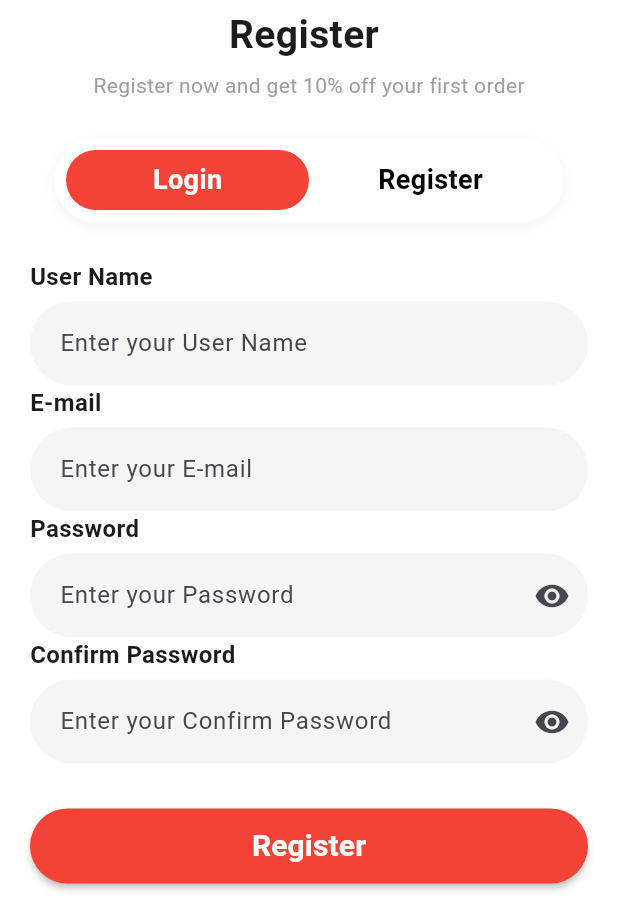
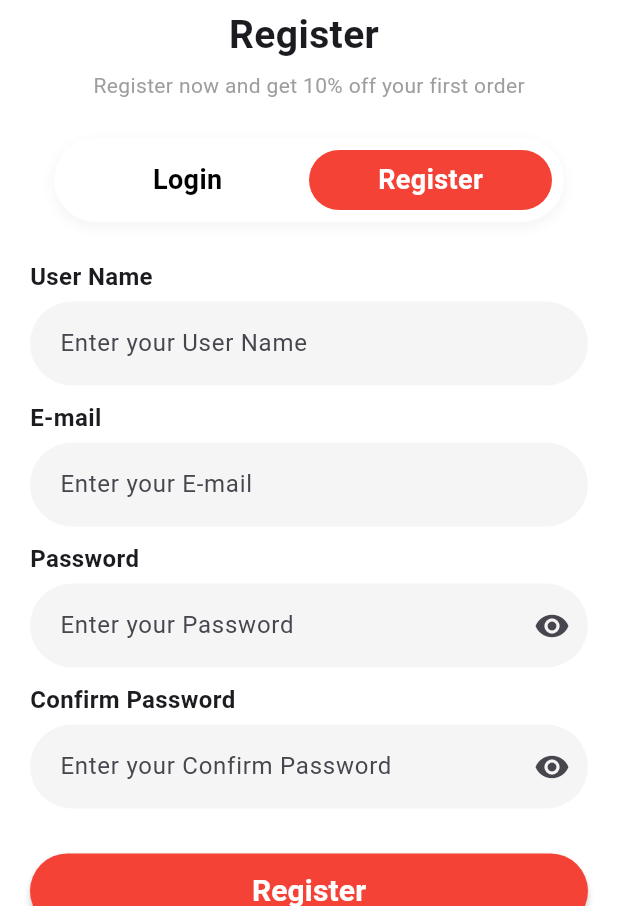
Before and after one commit to ayamohammed910/al_mushrif, a Flutter app: the screen it shows after launch, after a tap on "Register", on a phone screen of 412 x 824 dp, the part 330-1236 px from its top. Run offline on Flutter 3.47's test engine with Material 3 defaults, Android fonts, the phone set to English and light mode, and no system bars.

Commit message:
update auth design app

```diff
--- a/lib/src/features/auth/login_imports.dart
+++ b/lib/src/features/auth/login_imports.dart
@@ -6,7 +6,6 @@ import 'package:al_mushrif/src/features/forget_password/forget_password_imports.
 import 'package:flutter/material.dart';
 
 part 'presentation/screens/auth_screen.dart';
-part 'presentation/widgets/auth_body.dart';
 part 'presentation/widgets/auth_header.dart';
 part 'presentation/widgets/login_radio_buttons_forms.dart';
 part 'presentation/widgets/auth_actions_type.dart';
--- a/lib/src/features/auth/presentation/screens/auth_screen.dart
+++ b/lib/src/features/auth/presentation/screens/auth_screen.dart
@@ -1,10 +1,41 @@
 part of '../../login_imports.dart';
 
-class AuthScreen extends StatelessWidget {
+class AuthScreen extends StatefulWidget {
   const AuthScreen({super.key});
 
   @override
+  State<AuthScreen> createState() => _AuthScreenState();
+}
+
+class _AuthScreenState extends State<AuthScreen> {
+  bool isLoginSelected = false;
+  int _currentTab = 0;
+
+  void _onTabChanged(int index) {
+    setState(() {
+      _currentTab = index;
+    });
+  }
+
+  @override
   Widget build(BuildContext context) {
-    return AuthBody();
+    return Scaffold(
+      backgroundColor: Colors.white,
+      body: SafeArea(
+        child: SingleChildScrollView(
+          padding: EdgeInsets.all(20),
+          child: Column(
+            children: [
+              _currentTab == 0
+                  ? LoginBody(onTabChanged: _onTabChanged)
+                  : RegisterBody(onTabChanged: _onTabChanged),
+
+
+              SizedBox(height: 40),
+            ],
+          ),
+        ),
+      ),
+    );
   }
 }
--- a/lib/src/features/auth/presentation/widgets/auth_actions_type.dart
+++ b/lib/src/features/auth/presentation/widgets/auth_actions_type.dart
@@ -1,47 +1,40 @@
 part of '../../login_imports.dart';
-
 class AuthActionsType extends StatefulWidget {
   final ValueChanged<int>? onTabChanged;
+  final int initIndex;
 
-  const AuthActionsType({super.key, this.onTabChanged});
+  const AuthActionsType({
+    super.key,
+    this.onTabChanged,
+    this.initIndex = 0,
+  });
 
   @override
   State<AuthActionsType> createState() => _AuthActionsTypeState();
 }
 
-class _AuthActionsTypeState extends State<AuthActionsType>
-    with SingleTickerProviderStateMixin {
-  late TabController _tabController;
+class _AuthActionsTypeState extends State<AuthActionsType> {
+  int selectedIndex = 0;
+
   final List<String> tabTitles = ["Login", "Register"];
 
   @override
   void initState() {
     super.initState();
-    _tabController = TabController(length: tabTitles.length, vsync: this);
-
-    _tabController.addListener(() {
-      if (_tabController.indexIsChanging) return; // avoid double calls
-      widget.onTabChanged?.call(_tabController.index);
-      setState(() {}); // rebuild for UI
-    });
-  }
-
-  @override
-  void dispose() {
-    _tabController.dispose();
-    super.dispose();
+    selectedIndex = widget.initIndex;
   }
 
   void _onTabTapped(int index) {
-    setState(() {}); // rebuild for UI
+    setState(() {
+      selectedIndex = index;
+    });
 
-    _tabController.animateTo(index);
+    widget.onTabChanged?.call(index);
   }
 
   @override
   Widget build(BuildContext context) {
     return Container(
-
       margin: EdgeInsets.symmetric(horizontal: 16),
       decoration: BoxDecoration(
         boxShadow: [
@@ -59,7 +52,7 @@ class _AuthActionsTypeState extends State<AuthActionsType>
         padding: const EdgeInsets.all(8.0),
         child: Row(
           children: List.generate(tabTitles.length, (index) {
-            bool selected = _tabController.index == index;
+            bool selected = selectedIndex == index;
 
             return Expanded(
               child: InkWell(
@@ -68,14 +61,16 @@ class _AuthActionsTypeState extends State<AuthActionsType>
                 child: Container(
                   height: 40,
                   decoration: BoxDecoration(
-                    color: selected ? Colors.red: Colors.white,
+                    color: selected ? Colors.red : Colors.white,
                     borderRadius: BorderRadius.circular(50),
                   ),
                   child: Center(
                     child: CustomText(
                       tabTitles[index],
                       textStyle: TextStyle(
-                        color: selected ? Colors.white : Colors.black,fontSize: 18,fontWeight: FontWeight.bold
+                        color: selected ? Colors.white : Colors.black,
+                        fontSize: 18,
+                        fontWeight: FontWeight.bold,
                       ),
                     ),
                   ),
--- a/lib/src/features/auth/presentation/widgets/auth_body.dart
+++ /dev/null
@@ -1,41 +0,0 @@
-part of '../../login_imports.dart';
-
-class AuthBody extends StatefulWidget {
-  const AuthBody({super.key});
-
-  @override
-  State<AuthBody> createState() => _AuthBodyState();
-}
-
-class _AuthBodyState extends State<AuthBody> {
-  bool isLoginSelected = false;
-  int _currentTab = 0;
-
-  void _onTabChanged(int index) {
-    setState(() {
-      _currentTab = index;
-    });
-  }
-
-  @override
-  Widget build(BuildContext context) {
-    return Scaffold(
-      backgroundColor: Colors.white,
-      body: SafeArea(
-        child: SingleChildScrollView(
-          padding: EdgeInsets.all(20),
-          child: Column(
-            children: [
-                _currentTab == 0
-                  ? LoginBody(onTabChanged: _onTabChanged)
-                  : RegisterBody(onTabChanged: _onTabChanged),
-
-
-              SizedBox(height: 40),
-            ],
-          ),
-        ),
-      ),
-    );
-  }
-}
--- a/lib/src/features/auth/presentation/widgets/login_body.dart
+++ b/lib/src/features/auth/presentation/widgets/login_body.dart
@@ -1,4 +1,5 @@
 part of '../../login_imports.dart';
+
 class LoginBody extends StatelessWidget {
   final ValueChanged<int> onTabChanged;
 
@@ -8,15 +9,18 @@ class LoginBody extends StatelessWidget {
   Widget build(BuildContext context) {
     return Column(
       children: [
-        AuthHeader(title: 'Login ', subtitle: "Hello, You are welcome with us!",),
+        AuthHeader(
+          title: 'Login ',
+          subtitle: "Hello, You are welcome with us!",
+        ),
         SizedBox(height: 25),
-        AuthActionsType(onTabChanged: onTabChanged),
+        AuthActionsType(onTabChanged: onTabChanged, initIndex: 0),
         SizedBox(height: 25),
         LoginRadioButtons(),
         SizedBox(height: 30),
         CustomButton(text: "Login", onPressed: () {}),
         SizedBox(height: 20),
-        ForgetPassword()
+        ForgetPassword(),
       ],
     );
   }
--- a/lib/src/features/auth/presentation/widgets/login_radio_buttons_forms.dart
+++ b/lib/src/features/auth/presentation/widgets/login_radio_buttons_forms.dart
@@ -1,4 +1,5 @@
 part of '../../login_imports.dart';
+
 class LoginRadioButtons extends StatefulWidget {
   const LoginRadioButtons({super.key});
 
@@ -18,14 +19,13 @@ class _LoginRadioButtonsState extends State<LoginRadioButtons> {
     return Form(
       key: formKey,
       child: Column(
+        crossAxisAlignment: CrossAxisAlignment.start,
         children: [
-          Align(
-            alignment: Alignment.centerLeft,
-            child: CustomText(
-              "Login with your e-mail address or mobile number",
-              textStyle: TextStyle( fontSize: 14, color: Colors.black87,),
-            ),
+          CustomText(
+            "Login with your e-mail address or mobile number",
+            textStyle: TextStyle(fontSize: 14, color: Colors.black87),
           ),
+
           SizedBox(height: 10),
 
           Row(
@@ -40,7 +40,7 @@ class _LoginRadioButtonsState extends State<LoginRadioButtons> {
               ),
               CustomText(
                 "E-mail Address",
-                textStyle: TextStyle( fontSize: 16,fontWeight: FontWeight.w600),
+                textStyle: TextStyle(fontSize: 16, fontWeight: FontWeight.w600),
               ),
 
               SizedBox(width: 15),
@@ -54,38 +54,31 @@ class _LoginRadioButtonsState extends State<LoginRadioButtons> {
               ),
               CustomText(
                 "Mobile Number",
-                textStyle: TextStyle( fontSize: 16,fontWeight: FontWeight.w600),
+                textStyle: TextStyle(fontSize: 16, fontWeight: FontWeight.w600),
               ),
             ],
           ),
           SizedBox(height: 10),
 
           if (isEmail) ...[
+            CustomText(
+              "E-mail",
+              textStyle: TextStyle(fontSize: 16, fontWeight: FontWeight.w600),
+            ),
 
-            Align(
-              alignment: Alignment.centerLeft,
-              child:  CustomText(
-                "E-mail",
-                textStyle: TextStyle( fontSize: 16,fontWeight: FontWeight.w600),
-              ),
-            ),
             SizedBox(height: 5),
-
 
             CustomTextField(
               hint: "Enter your E-mail",
               controller: emailController,
               obscure: true,
             ),
+          ] else ...[
+            CustomText(
+              "Mobile",
+              textStyle: TextStyle(fontSize: 16, fontWeight: FontWeight.w600),
+            ),
 
-          ] else ...[
-            Align(
-              alignment: Alignment.centerLeft,
-              child:  CustomText(
-                "Mobile",
-                textStyle: TextStyle( fontSize: 16,fontWeight: FontWeight.w600),
-              ),
-            ),
             SizedBox(height: 5),
 
             CustomTextField(
@@ -97,13 +90,11 @@ class _LoginRadioButtonsState extends State<LoginRadioButtons> {
 
           SizedBox(height: 20),
 
-          Align(
-            alignment: Alignment.centerLeft,
-            child:  CustomText(
-              "Password",
-              textStyle: TextStyle( fontSize: 16,fontWeight: FontWeight.w600),
-            ),
+          CustomText(
+            "Password",
+            textStyle: TextStyle(fontSize: 16, fontWeight: FontWeight.w600),
           ),
+
           SizedBox(height: 5),
 
           CustomTextField(
@@ -112,7 +103,6 @@ class _LoginRadioButtonsState extends State<LoginRadioButtons> {
             obscure: true,
             suffixIcon: Icons.visibility,
           ),
-
         ],
       ),
     );
--- a/lib/src/features/auth/presentation/widgets/register_body.dart
+++ b/lib/src/features/auth/presentation/widgets/register_body.dart
@@ -1,4 +1,5 @@
 part of '../../login_imports.dart';
+
 class RegisterBody extends StatelessWidget {
   final ValueChanged<int> onTabChanged;
   const RegisterBody({super.key, required this.onTabChanged});
@@ -7,15 +8,17 @@ class RegisterBody extends StatelessWidget {
   Widget build(BuildContext context) {
     return Column(
       children: [
-      AuthHeader(title: 'Register ', subtitle: "Register now and get 10% off your first order",),
-    SizedBox(height: 25),
-    AuthActionsType(onTabChanged:onTabChanged),
-    SizedBox(height: 25),
-    RegisterForms(),
-    SizedBox(height: 30),
-    CustomButton(text: "Register", onPressed: () {})
-    ]
-
+        AuthHeader(
+          title: 'Register ',
+          subtitle: "Register now and get 10% off your first order",
+        ),
+        SizedBox(height: 25),
+        AuthActionsType(onTabChanged: onTabChanged, initIndex: 1),
+        SizedBox(height: 25),
+        RegisterForms(),
+        SizedBox(height: 30),
+        CustomButton(text: "Register", onPressed: () {}),
+      ],
     );
   }
 }
--- a/lib/src/features/auth/presentation/widgets/register_forms.dart
+++ b/lib/src/features/auth/presentation/widgets/register_forms.dart
@@ -1,6 +1,6 @@
 part of '../../login_imports.dart';
+
 class RegisterForms extends StatefulWidget {
-
   const RegisterForms({super.key});
 
   @override
@@ -19,9 +19,9 @@ class _RegisterFormsState extends State<RegisterForms> {
       crossAxisAlignment: CrossAxisAlignment.start,
       children: [
         CustomText(
-            "User Name",
-            textStyle: TextStyle( fontSize: 16,fontWeight: FontWeight.w600),
-          ),
+          "User Name",
+          textStyle: TextStyle(fontSize: 16, fontWeight: FontWeight.w600),
+        ),
 
         SizedBox(height: 5),
 
@@ -30,9 +30,10 @@ class _RegisterFormsState extends State<RegisterForms> {
           controller: usernameController,
           obscure: true,
         ),
+        SizedBox(height: 10),
         CustomText(
           "E-mail",
-          textStyle: TextStyle( fontSize: 16,fontWeight: FontWeight.w600),
+          textStyle: TextStyle(fontSize: 16, fontWeight: FontWeight.w600),
         ),
 
         SizedBox(height: 5),
@@ -42,10 +43,10 @@ class _RegisterFormsState extends State<RegisterForms> {
           controller: emailController,
           obscure: true,
         ),
-
+        SizedBox(height: 10),
         CustomText(
           "Password",
-          textStyle: TextStyle( fontSize: 16,fontWeight: FontWeight.w600),
+          textStyle: TextStyle(fontSize: 16, fontWeight: FontWeight.w600),
         ),
 
         SizedBox(height: 5),
@@ -56,10 +57,11 @@ class _RegisterFormsState extends State<RegisterForms> {
           obscure: true,
           suffixIcon: Icons.visibility,
         ),
+        SizedBox(height: 10),
 
         CustomText(
           "Confirm Password",
-          textStyle: TextStyle( fontSize: 16,fontWeight: FontWeight.w600),
+          textStyle: TextStyle(fontSize: 16, fontWeight: FontWeight.w600),
         ),
 
         SizedBox(height: 5),
--- a/lib/src/features/forget_password/presentation/screens/forget_password_screen.dart
+++ b/lib/src/features/forget_password/presentation/screens/forget_password_screen.dart
@@ -6,12 +6,9 @@ class ForgetPasswordScreen extends StatelessWidget {
   @override
   Widget build(BuildContext context) {
     return Scaffold(
-      extendBodyBehindAppBar: true,
       backgroundColor: Colors.white,
       appBar: CustomAppBar(imagePath: "assets/png/profile_image.png"),
-      body: Stack(children: [Positioned(
-          top: -70,
-          child: ForgetPasswordBody())]),
+      body: ForgetPasswordBody()
     );
   }
 }
--- a/lib/src/features/forget_password/presentation/widgets/app_bar.dart
+++ b/lib/src/features/forget_password/presentation/widgets/app_bar.dart
@@ -10,7 +10,7 @@ class CustomAppBar extends StatelessWidget implements PreferredSizeWidget {
     super.key,
     required this.imagePath,
     this.showBackButton = true,
-    this.height = 200,
+    this.height = 30,
   });
 
   @override
@@ -26,12 +26,6 @@ class CustomAppBar extends StatelessWidget implements PreferredSizeWidget {
         onPressed: () => Navigator.pop(context),
       )
           : null,
-      flexibleSpace: Center(
-        child: Image.asset(
-          imagePath,
-          height: 300,
-        ),
-      ),
     );
   }
 
--- a/lib/src/features/forget_password/presentation/widgets/forget_password_body.dart
+++ b/lib/src/features/forget_password/presentation/widgets/forget_password_body.dart
@@ -1,12 +1,17 @@
 part of '../../forget_password_imports.dart';
 
-class ForgetPasswordBody extends StatelessWidget {
+class ForgetPasswordBody extends StatefulWidget {
   const ForgetPasswordBody({super.key});
 
   @override
+  State<ForgetPasswordBody> createState() => _ForgetPasswordBodyState();
+}
+
+class _ForgetPasswordBodyState extends State<ForgetPasswordBody> {
+  final emailController = TextEditingController();
+
+  @override
   Widget build(BuildContext context) {
-    final emailController = TextEditingController();
-
     return SafeArea(
       child: SingleChildScrollView(
         padding: EdgeInsets.all(20),
```
